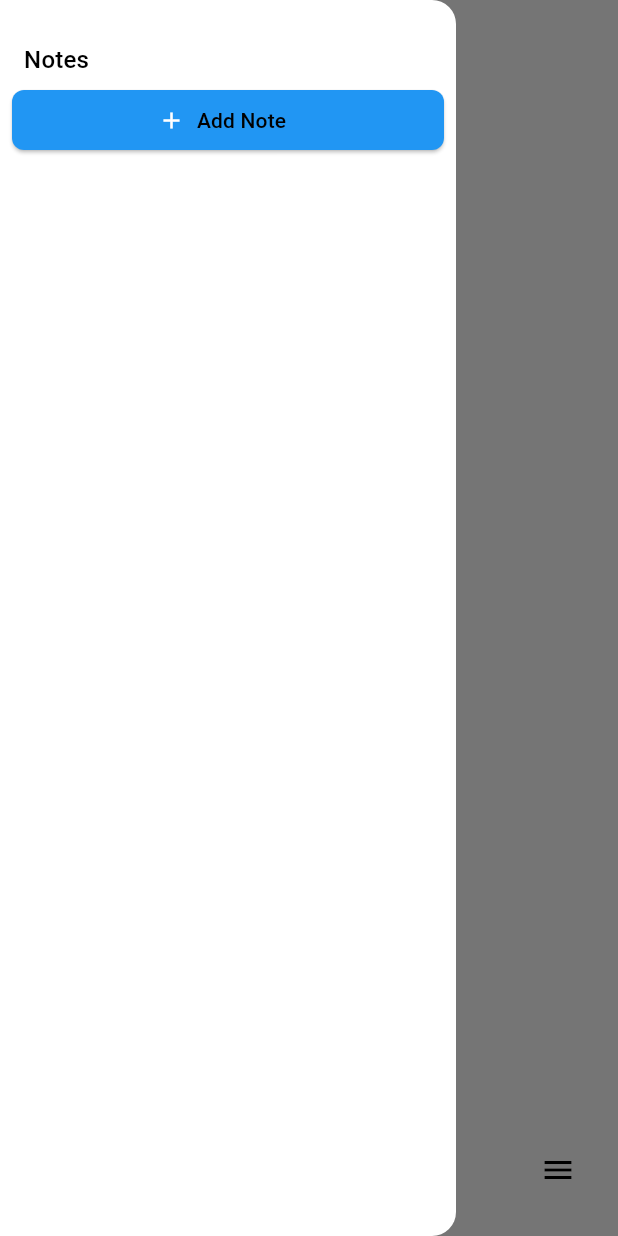
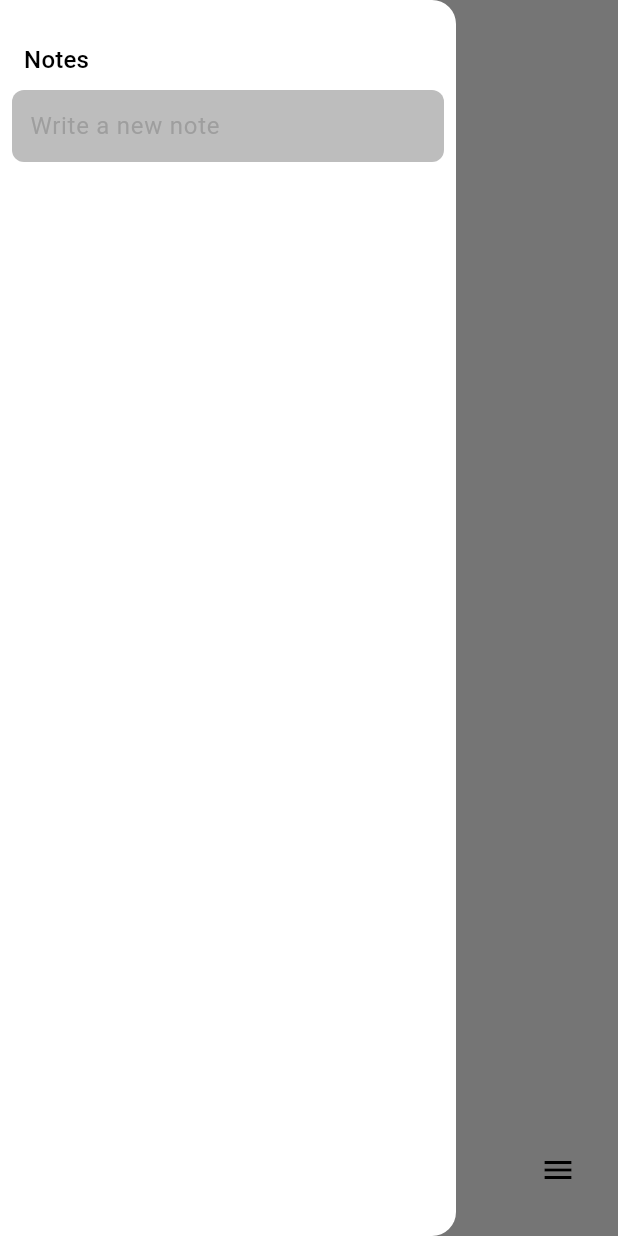
Before and after one commit to ThisIsSidam/blackout_launcher, a Flutter app: the screen it shows after launch, with the side drawer open, on a phone screen of 412 x 824 dp. Run offline on Flutter 3.47's test engine with Material 3 defaults, Android fonts, the phone set to English and light mode, and no system bars; drawn by our look-alikes of dynamic_color; our stand-ins replace flutter_riverpod, fluttertoast, go_router, hive, hive_flutter, hooks_riverpod and 1 more; missing offline and left inert: installed_apps; accounts and stored records are empty.

Commit message:
Added samplpanel on focus change in notes
- Also made changes to add note button.

```diff
--- a/lib/feature/Notes/widget/notes_section.dart
+++ b/lib/feature/Notes/widget/notes_section.dart
@@ -1,9 +1,11 @@
 import 'package:blackout_launcher/feature/Notes/modal/notes_modal.dart';
 import 'package:blackout_launcher/feature/Notes/provider/notes_provider.dart';
+import 'package:blackout_launcher/feature/Notes/widget/edit_panel.dart';
+import 'package:blackout_launcher/feature/Notes/widget/note_widget.dart';
 import 'package:flutter/material.dart';
 import 'package:hooks_riverpod/hooks_riverpod.dart';
 
-class NotesSection extends ConsumerWidget {
+class NotesSection extends HookConsumerWidget {
   const NotesSection({super.key});
 
   @override
@@ -35,9 +37,10 @@ class NotesSection extends ConsumerWidget {
               notes.insert(newIndex, item);
               notesProviderObj.updateNotes(notes);
             },
-            footer: _buildNewNoteButton(context, ref),
+            footer: _NewNoteField(),
             children: [
-              for (NoteModal note in notes) _buildNoteWidget(note, ref),
+              for (NoteModal note in notes)
+                _buildNoteWidget(note, notesProviderObj)
             ],
           )),
         ],
@@ -45,47 +48,91 @@ class NotesSection extends ConsumerWidget {
     );
   }
 
-  Widget _buildNoteWidget(NoteModal note, WidgetRef ref) {
-    final TextEditingController controller =
-        TextEditingController(text: note.text);
+  Widget _buildNoteWidget(NoteModal note, NotesNotifier notesNotif) {
+    return NoteWidget(
+      key: ValueKey(note.id),
+      note: note,
+      focusNode: notesNotif.getFocusNode(note.id),
+    );
+  }
+}
 
-    return Container(
-      key: ValueKey(note.id),
+class _NewNoteField extends ConsumerStatefulWidget {
+  const _NewNoteField();
+
+  @override
+  ConsumerState<_NewNoteField> createState() => _NewNoteFieldState();
+}
+
+class _NewNoteFieldState extends ConsumerState<_NewNoteField> {
+  final TextEditingController controller = TextEditingController();
+  final FocusNode focusNode = FocusNode();
+  bool hasFocus = false;
+
+  @override
+  void initState() {
+    super.initState();
+    focusNode.addListener(_onFocusChange);
+  }
+
+  void _onFocusChange() {
+    setState(() {
+      hasFocus = focusNode.hasFocus;
+    });
+  }
+
+  @override
+  void dispose() {
+    controller.dispose();
+    focusNode.dispose();
+    super.dispose();
+  }
+
+  void _saveNote() {
+    final text = controller.text;
+    if (text.isNotEmpty) {
+      ref.read(notesProvider).addNewNote(text);
+      controller.clear();
+      focusNode.unfocus();
+    }
+  }
+
+  @override
+  Widget build(BuildContext context) {
+    return Column(
+      children: [
+        Container(
           width: double.infinity,
           decoration: BoxDecoration(
             color: Colors.black26,
             borderRadius: BorderRadius.circular(8),
           ),
-      padding: const EdgeInsets.all(8),
+          padding: const EdgeInsets.symmetric(horizontal: 12),
           margin: const EdgeInsets.symmetric(vertical: 4),
           child: TextField(
             controller: controller,
-        decoration: null,
+            focusNode: focusNode,
+            textCapitalization: TextCapitalization.sentences,
+            decoration: const InputDecoration(
+              hintText: 'Write a new note',
+              hintStyle: TextStyle(color: Colors.grey),
+              border: InputBorder.none,
+            ),
             maxLines: null,
-        onChanged: (_) {
-          note.text = controller.text;
-          ref.read(notesProvider).updateNote(note);
-        },
           ),
+        ),
+        if (hasFocus)
+          Row(
+            children: [
+              const EditPanel(),
+              const Spacer(),
+              TextButton(
+                onPressed: _saveNote,
+                child: const Text('Save'),
+              ),
+            ],
+          ),
+      ],
     );
   }
-
-  Widget _buildNewNoteButton(BuildContext context, WidgetRef ref) {
-    return SizedBox(
-        width: double.infinity,
-        child: ElevatedButton.icon(
-            style: ElevatedButton.styleFrom(
-                backgroundColor: Theme.of(context).colorScheme.primary,
-                shape: RoundedRectangleBorder(
-                    borderRadius: BorderRadius.circular(8))),
-            onPressed: () {
-              ref.read(notesProvider).addNewNote();
-            },
-            icon: Icon(
-              Icons.add,
-              color: Theme.of(context).colorScheme.onPrimary,
-            ),
-            label: Text('Add Note',
-                style: Theme.of(context).textTheme.titleSmall)));
 }
-}
--- a/pubspec.yaml
+++ b/pubspec.yaml
@@ -43,6 +43,7 @@ dependencies:
   hive_flutter: ^1.1.0
   riverpod: ^2.5.1
   hooks_riverpod: ^2.5.2
+  flutter_hooks: ^0.20.5
   fluttertoast: ^8.2.8
   flutter_riverpod: ^2.5.3
   package_info_plus: ^8.0.3
```
Also changed, not shown: lib/feature/Notes/provider/notes_provider.dart (+22 -2 lines), lib/feature/Notes/widget/edit_panel.dart (added, +20 -0 lines), lib/feature/Notes/widget/note_widget.dart (added, +80 -0 lines), pubspec.lock. Lines whose indentation alone changed are shown as unchanged.
